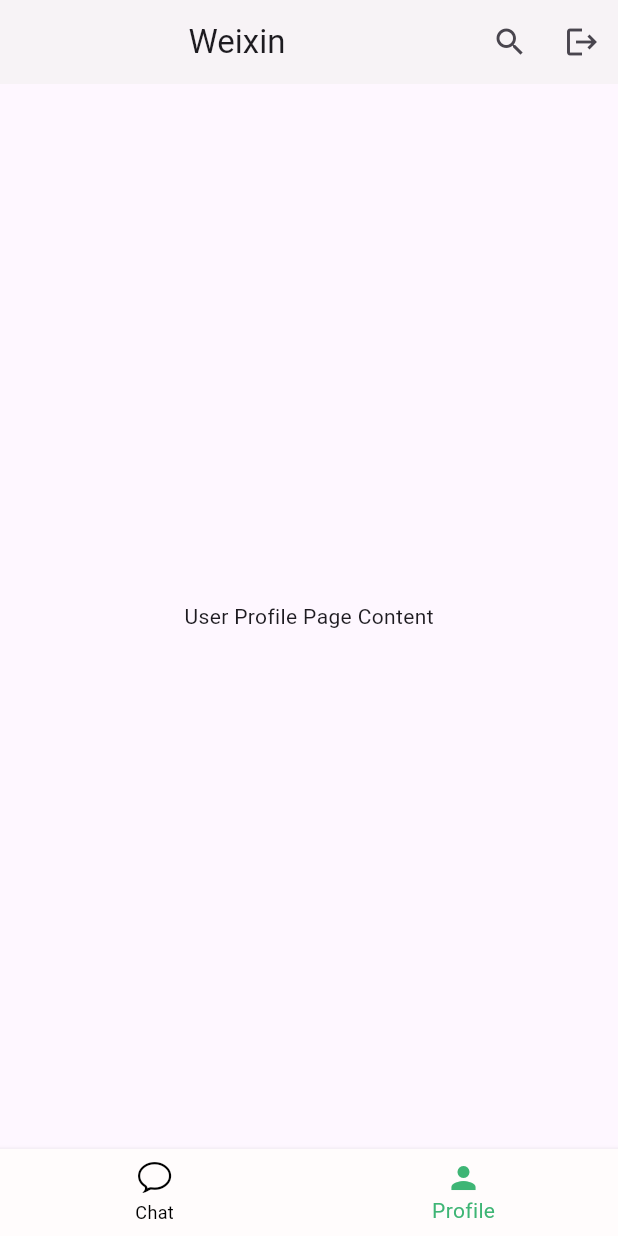
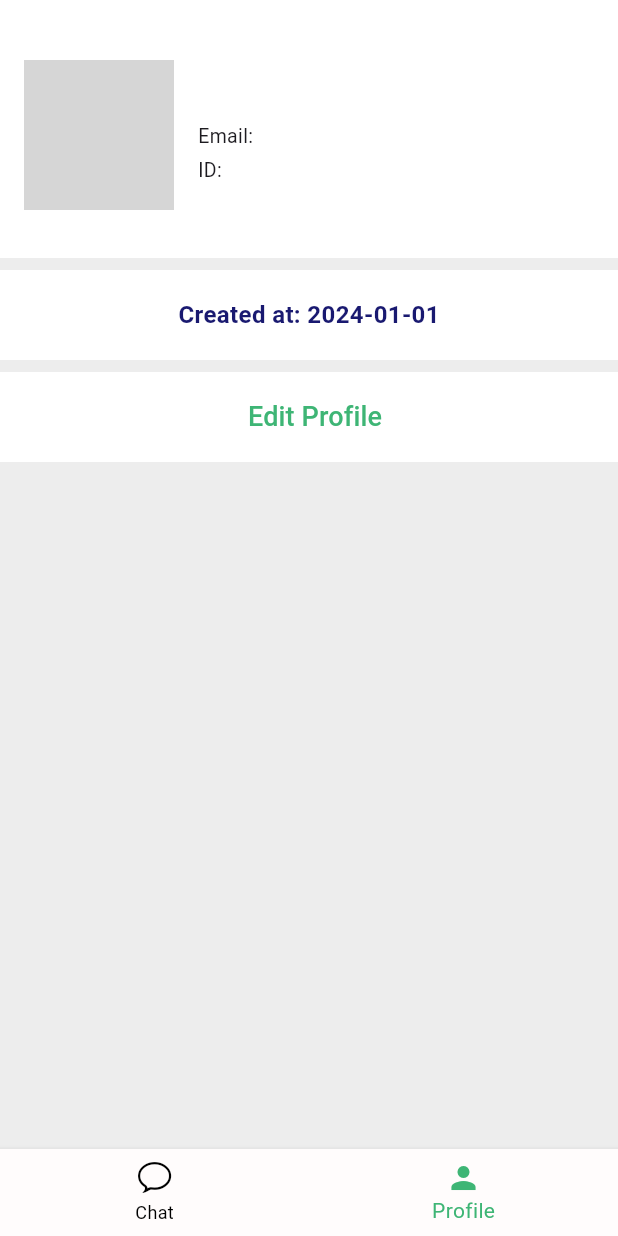
Before and after one commit to nileshshrs/simple-weixin-with-firebase, a Flutter app: the Home screen opened by its route, item 2 of the bottom bar chosen, on a phone screen of 412 x 824 dp. Run offline on Flutter 3.47's test engine with Material 3 defaults, Android fonts, the phone set to English and light mode, and no system bars; our stand-ins replace another_flushbar, cloud_firestore, firebase_auth, firebase_core, shared_preferences; accounts and stored records are empty; network calls fail; grey boxes are pictures that could not be loaded.

Commit message:
added a user profile page to the application

```diff
--- a/lib/pages/home.dart
+++ b/lib/pages/home.dart
@@ -39,7 +39,9 @@
     Color customLightGrey = Color(0xFFFFFCFC);
 
     return Scaffold(
-      appBar: AppBar(
+      appBar: selectedIndex == 1
+          ? null // Hide the AppBar when on the Profile page
+          : AppBar(
         title: Center(child: Text('Weixin')),
         backgroundColor: customLightGrey,
         elevation: 1,
--- a/lib/pages/userprofile_page.dart
+++ b/lib/pages/userprofile_page.dart
@@ -1,5 +1,6 @@
-// userprofile_page.dart
 import 'package:flutter/material.dart';
+import 'package:intl/intl.dart';
+import 'package:firebase_chat_application/services/sharedpreferences_service.dart';
 
 class UserProfilePage extends StatelessWidget {
   static const String routeName = '/userprofile';
@@ -8,8 +9,129 @@
 
   @override
   Widget build(BuildContext context) {
-    return Center(
-      child: const Text('User Profile Page Content'),
+    return FutureBuilder<Map<String, String?>>(
+      future: SharedPreferencesService.getUserData(),
+      builder: (context, snapshot) {
+        if (snapshot.connectionState == ConnectionState.waiting) {
+          return CircularProgressIndicator(); // or some loading indicator
+        } else if (snapshot.hasError) {
+          return Text('Error: ${snapshot.error}');
+        } else if (!snapshot.hasData || snapshot.data == null) {
+          return Text('No user data available');
+        }
+
+        // User details from shared preferences
+        Map<String, String?> userData = snapshot.data!;
+
+        return Scaffold(
+          body: Container(
+            padding: EdgeInsets.symmetric(horizontal: 0),
+            color: Color(0xFFEDEDED),
+            child: Center(
+              child: Column(
+                crossAxisAlignment: CrossAxisAlignment.stretch,
+                children: [
+                  // User details container
+                  SizedBox(height: 32,
+                  child: Container(
+                    color: Colors.white,
+                  )
+                  ),
+                  Container(
+                    height: 140,
+                    padding: EdgeInsets.symmetric(horizontal: 16, vertical: 8),
+                    color: Colors.white,
+                    child: Row(
+                      crossAxisAlignment: CrossAxisAlignment.start,
+                      children: [
+                        Container(
+                          width: 100,
+                          height: 100,
+                          decoration: BoxDecoration(
+                            shape: BoxShape.rectangle,
+                            image: DecorationImage(
+                              image: NetworkImage(userData['image'] ?? ''), // Replace with your image
+                              fit: BoxFit.cover,
+                            ),
+                          ),
+                        ),
+                        SizedBox(width: 16,),
+                        Expanded(
+                          child: Column(
+                            crossAxisAlignment: CrossAxisAlignment.start,
+                            children: [
+                              SizedBox(height: 8),
+                              Text(
+                                userData['username'] ?? 'Username',
+                                style: TextStyle(fontSize: 20, fontWeight: FontWeight.bold),
+                              ),
+                              SizedBox(height: 4),
+                              Text(
+                                'Email: ${userData['email'] ?? 'user@example.com'}',
+                                style: TextStyle(fontSize: 13),
+                              ),
+                              SizedBox(height: 4),
+                              Text(
+                                'ID: ${userData['id'] ?? '123456'}',
+                                style: TextStyle(fontSize: 13),
+                              ),
+                            ],
+                          ),
+                        ),
+                      ],
+                    ),
+                  ),
+                  SizedBox(height: 8),
+                  // Created at container
+                  Container(
+                    height: 60,
+                    color: Colors.white,
+                    child: Center(
+                      child: Text(
+                        'Created at: ${userData['created at'] ?? DateFormat('yyyy-MM-dd').format(DateTime.now())}',
+                        style: TextStyle(fontSize: 16, fontWeight: FontWeight.bold, color: Color(0xFF191970)),
+                      ),
+                    ),
+                  ),
+                  SizedBox(height: 8),
+                  // Send Message button container
+                  Container(
+                    height: 60,
+                    width: double.infinity,
+                    padding: EdgeInsets.symmetric(horizontal: 0),
+                    child: ElevatedButton(
+                      onPressed: () {
+                        // Handle button press
+                      },
+                      style: ElevatedButton.styleFrom(
+                        elevation: 0,
+                        backgroundColor: Colors.white,
+                        shape: RoundedRectangleBorder(
+                          borderRadius: BorderRadius.zero,
+                        ),
+                      ),
+                      child: Row(
+                        mainAxisAlignment: MainAxisAlignment.center,
+                        children: [
+                          SizedBox(width: 8),
+                          Text(
+                            'Edit Profile',
+                            style: TextStyle(
+                              color: Color(0xFF3EB575),
+                              fontSize: 18,
+                              fontWeight: FontWeight.w500,
+                            ),
+                          ),
+                        ],
+                      ),
+                    ),
+                  ),
+                ],
+              ),
+            ),
+          ),
+        );
+      },
     );
   }
 }
```
